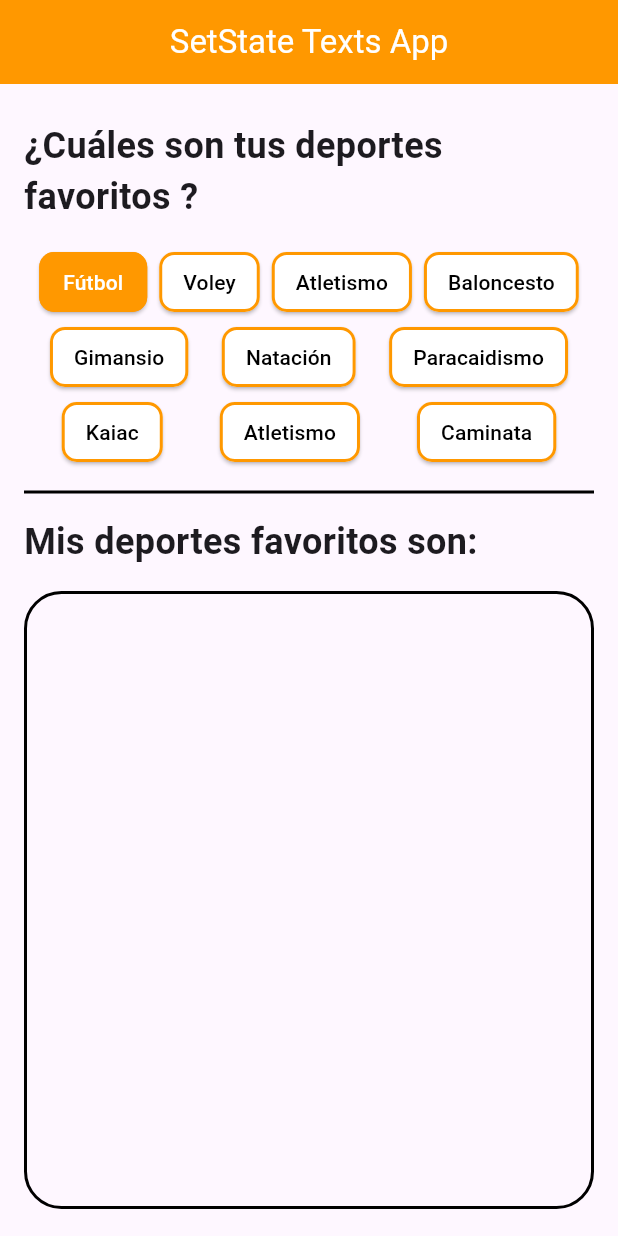
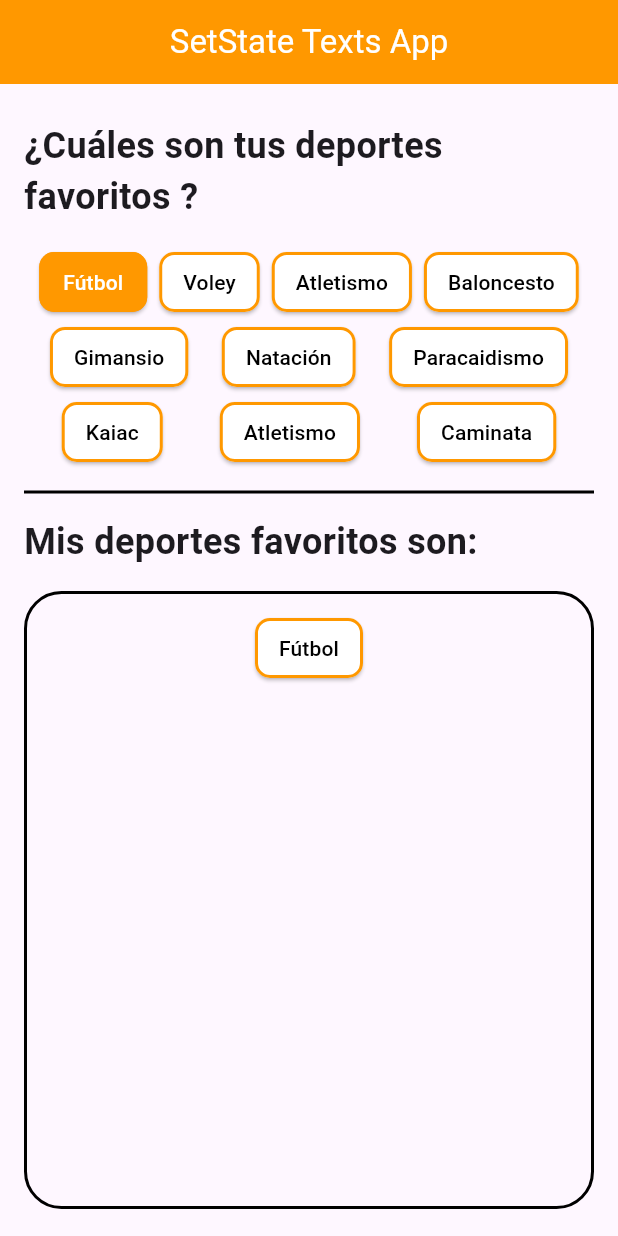
Before and after one commit to fr4nsgallegos/statefullwodgetg12-, a Flutter app: the screen it shows after launch, after a tap on "Fútbol", on a phone screen of 412 x 824 dp. Run offline on Flutter 3.47's test engine with Material 3 defaults, Android fonts, the light colour scheme and no system bars.

Commit message:
anidando operadores ternarios

```diff
--- a/lib/pages/deportes_favoritos_page.dart
+++ b/lib/pages/deportes_favoritos_page.dart
@@ -9,10 +9,17 @@ class DeportesFavoritos extends StatefulWidget {
 }
 
 class _DeportesFavoritosState extends State<DeportesFavoritos> {
-  Widget deporteBoton(DeporteModel deporteModel) {
+  List<DeporteModel> favoriteDeportList = [];
+  Widget deporteBoton(DeporteModel deporteModel, bool isOnBoxContainer) {
     return ElevatedButton(
       onPressed: () {
-        deporteModel.isFavorite = !deporteModel.isFavorite;
+        if (!deporteModel.isFavorite) {
+          deporteModel.isFavorite = true;
+          favoriteDeportList.add(deporteModel);
+        } else {
+          deporteModel.isFavorite = false;
+          favoriteDeportList.remove(deporteModel);
+        }
         setState(() {});
       },
       child: Text(deporteModel.name),
@@ -20,9 +27,17 @@ class _DeportesFavoritosState extends State<DeportesFavoritos> {
         padding: EdgeInsets.symmetric(horizontal: 16, vertical: 5),
 
         backgroundColor:
-            deporteModel.isFavorite == true ? Colors.orange : Colors.white,
+            isOnBoxContainer == true
+                ? Colors.white
+                : deporteModel.isFavorite == true
+                ? Colors.orange
+                : Colors.white,
         foregroundColor:
-            deporteModel.isFavorite == true ? Colors.white : Colors.black,
+            isOnBoxContainer == true
+                ? Colors.black
+                : deporteModel.isFavorite == true
+                ? Colors.white
+                : Colors.black,
         shape: RoundedRectangleBorder(
           borderRadius: BorderRadius.circular(10),
           side: BorderSide(color: Colors.orange, width: 2),
@@ -69,7 +84,7 @@ class _DeportesFavoritosState extends State<DeportesFavoritos> {
                 alignment: WrapAlignment.spaceAround,
                 children: [
                   for (int i = 0; i < deportModelList.length; i++)
-                    deporteBoton(deportModelList[i]),
+                    deporteBoton(deportModelList[i], false),
                 ],
               ),
             ),
@@ -80,13 +95,22 @@ class _DeportesFavoritosState extends State<DeportesFavoritos> {
             ),
             SizedBox(height: 16),
             Container(
+              padding: EdgeInsets.all(12),
               width: MediaQuery.of(context).size.width,
               height: MediaQuery.of(context).size.height / 2,
               decoration: BoxDecoration(
                 borderRadius: BorderRadius.circular(25),
                 border: Border.all(color: Colors.black, width: 2),
               ),
-              child: Wrap(),
+              child: Wrap(
+                spacing: 8, //espaciado horizontal entre los elementos
+                runSpacing: 2, //espaciado vertical entre las filas
+                alignment: WrapAlignment.spaceAround,
+                children: [
+                  for (int i = 0; i < favoriteDeportList.length; i++)
+                    deporteBoton(favoriteDeportList[i], true),
+                ],
+              ),
             ),
           ],
         ),
```
